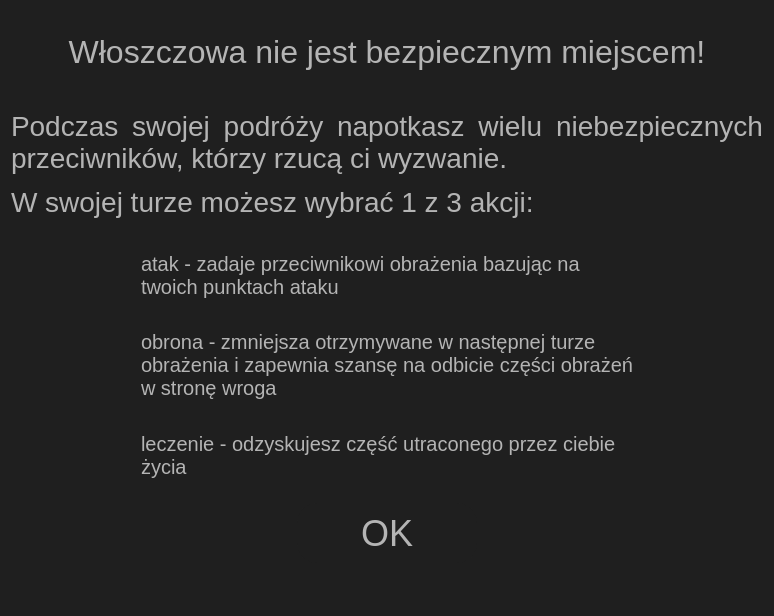
The window that tutorialinfo.ui (AdrianSuliga/BadTravelling) describes before a commit, drawn with Qt 5.
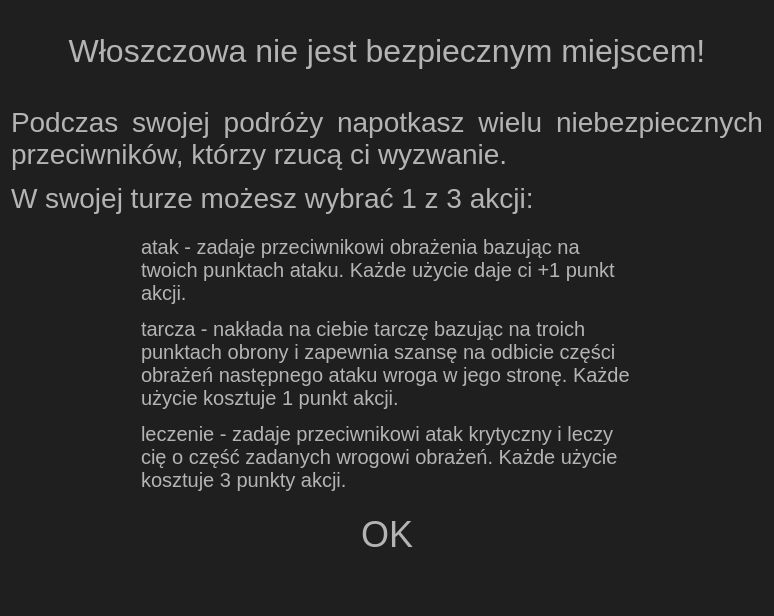
The same window after the commit. Icons and pictures are not drawn.

```diff
--- a/tutorialinfo.ui
+++ b/tutorialinfo.ui
@@ -81,7 +81,7 @@
      <item>
       <widget class="QLabel" name="attackActionLabel">
        <property name="text">
-        <string>atak - zadaje przeciwnikowi obrażenia bazując na twoich punktach ataku</string>
+        <string>atak - zadaje przeciwnikowi obrażenia bazując na twoich punktach ataku. Każde użycie daje ci +1 punkt akcji.</string>
        </property>
        <property name="wordWrap">
         <bool>true</bool>
@@ -118,7 +118,7 @@
      <item>
       <widget class="QLabel" name="defenseActionLabel">
        <property name="text">
-        <string>obrona - zmniejsza otrzymywane w następnej turze obrażenia i zapewnia szansę na odbicie części obrażeń w stronę wroga</string>
+        <string>tarcza - nakłada na ciebie tarczę bazując na troich punktach obrony i zapewnia szansę na odbicie części obrażeń następnego ataku wroga w jego stronę. Każde użycie kosztuje 1 punkt akcji.</string>
        </property>
        <property name="wordWrap">
         <bool>true</bool>
@@ -155,7 +155,7 @@
      <item>
       <widget class="QLabel" name="healActionLabel">
        <property name="text">
-        <string>leczenie - odzyskujesz część utraconego przez ciebie życia</string>
+        <string>leczenie - zadaje przeciwnikowi atak krytyczny i leczy cię o część zadanych wrogowi obrażeń. Każde użycie kosztuje 3 punkty akcji.</string>
        </property>
        <property name="wordWrap">
         <bool>true</bool>
```
